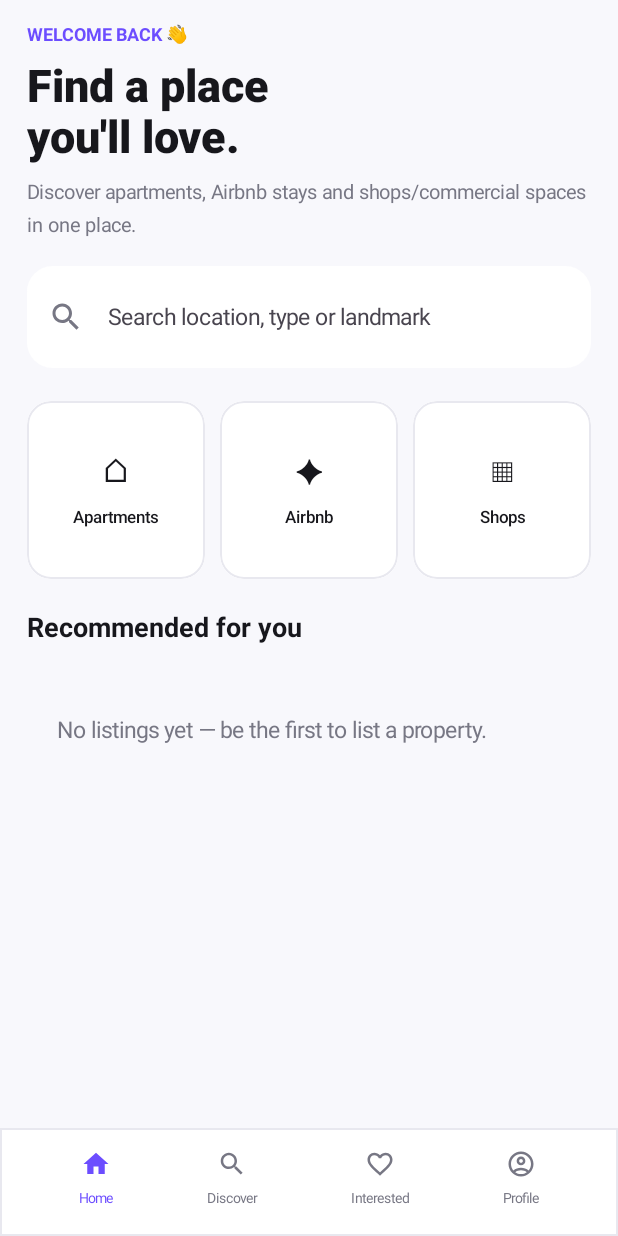
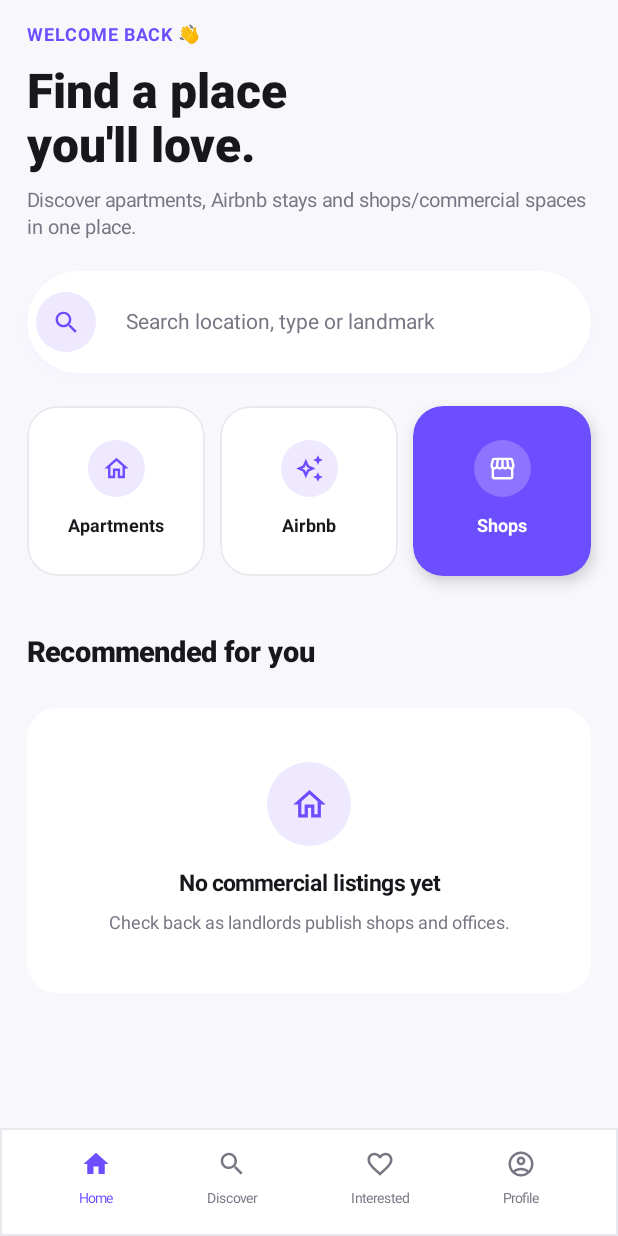
Before and after one commit to obsidianlabs101-spec/keja-app, an Android app built with Jetpack Compose: the screen it shows after launch (MainActivity), after a tap on "Home", on a phone screen of 412 x 824 dp. Run offline under Robolectric (Android 15) with nearby library versions, the phone set to English and light mode, and no system bars; network calls fail; pictures from the network do not load; 3 other taps on this screen came first.

Commit message:
Redesign Home screen (Android): elevated pill search bar with an icon chip and clear button, category cards now use real icons in circular chips with a solid-fill active state (was flat text glyphs + tint), a designed empty state, and breathing room restored between the categories and the ad banner.

```diff
--- a/android/app/src/main/java/com/keja/app/ui/screens/HomeScreen.kt
+++ b/android/app/src/main/java/com/keja/app/ui/screens/HomeScreen.kt
@@ -8,15 +8,24 @@ import androidx.compose.foundation.lazy.grid.GridCells
 import androidx.compose.foundation.lazy.grid.GridItemSpan
 import androidx.compose.foundation.lazy.grid.LazyVerticalGrid
 import androidx.compose.foundation.lazy.grid.items
+import androidx.compose.foundation.shape.CircleShape
 import androidx.compose.foundation.shape.RoundedCornerShape
 import androidx.compose.foundation.text.KeyboardActions
 import androidx.compose.foundation.text.KeyboardOptions
 import androidx.compose.material.icons.Icons
 import androidx.compose.material.icons.filled.Search
+import androidx.compose.material.icons.outlined.AutoAwesome
+import androidx.compose.material.icons.outlined.Close
+import androidx.compose.material.icons.outlined.Home
+import androidx.compose.material.icons.outlined.Storefront
 import androidx.compose.material3.*
 import androidx.compose.runtime.*
+import androidx.compose.ui.Alignment
 import androidx.compose.ui.Modifier
 import androidx.compose.ui.draw.clip
+import androidx.compose.ui.draw.shadow
+import androidx.compose.ui.graphics.Color
+import androidx.compose.ui.graphics.vector.ImageVector
 import androidx.compose.ui.platform.LocalContext
 import androidx.compose.ui.text.font.FontWeight
 import androidx.compose.ui.text.input.ImeAction
@@ -25,6 +34,7 @@ import androidx.compose.ui.unit.sp
 import com.keja.app.data.AppContainer
 import com.keja.app.data.model.Property
 import com.keja.app.ui.components.PropertyCard
+import com.keja.app.ui.theme.KejaShapes
 import com.keja.app.ui.theme.LocalKejaPalette
 import kotlinx.coroutines.launch
 
@@ -68,61 +78,41 @@ fun HomeScreen(onOpenProperty: (String) -> Unit, onOpenAlerts: () -> Unit = {})
     ) {
         item(span = { GridItemSpan(maxLineSpan) }) {
             Column {
-                Row(Modifier.fillMaxWidth(), horizontalArrangement = Arrangement.SpaceBetween, verticalAlignment = androidx.compose.ui.Alignment.CenterVertically) {
-                    Text("WELCOME BACK 👋", color = palette.primary, fontWeight = FontWeight.Bold, fontSize = 12.sp)
+                Row(Modifier.fillMaxWidth(), horizontalArrangement = Arrangement.SpaceBetween, verticalAlignment = Alignment.CenterVertically) {
+                    Text("WELCOME BACK 👋", color = palette.primary, fontWeight = FontWeight.Bold, fontSize = 12.sp, letterSpacing = 0.6.sp)
                     com.keja.app.ui.components.AlertBell(onClick = onOpenAlerts)
                 }
-                Spacer(Modifier.height(6.dp))
-                Text("Find a place\nyou'll love.", fontSize = 30.sp, fontWeight = FontWeight.ExtraBold, color = palette.text, lineHeight = 34.sp)
                 Spacer(Modifier.height(8.dp))
-                Text("Discover apartments, Airbnb stays and shops/commercial spaces in one place.", color = palette.muted, fontSize = 13.sp)
-                Spacer(Modifier.height(16.dp))
+                Text("Find a place\nyou'll love.", fontSize = 32.sp, fontWeight = FontWeight.ExtraBold, color = palette.text, lineHeight = 36.sp)
+                Spacer(Modifier.height(8.dp))
+                Text("Discover apartments, Airbnb stays and shops/commercial spaces in one place.", color = palette.muted, fontSize = 13.sp, lineHeight = 18.sp)
+                Spacer(Modifier.height(20.dp))
 
-                Row(
-                    Modifier
-                        .fillMaxWidth()
-                        .background(palette.card, RoundedCornerShape(17.dp))
-                        .padding(6.dp),
-                    verticalAlignment = androidx.compose.ui.Alignment.CenterVertically,
-                ) {
-                    Icon(Icons.Filled.Search, contentDescription = null, tint = palette.muted, modifier = Modifier.padding(start = 8.dp))
-                    OutlinedTextField(
-                        value = query,
-                        onValueChange = { query = it },
-                        placeholder = { Text("Search location, type or landmark") },
-                        singleLine = true,
-                        colors = OutlinedTextFieldDefaults.colors(
-                            focusedContainerColor = androidx.compose.ui.graphics.Color.Transparent,
-                            unfocusedContainerColor = androidx.compose.ui.graphics.Color.Transparent,
-                            focusedBorderColor = androidx.compose.ui.graphics.Color.Transparent,
-                            unfocusedBorderColor = androidx.compose.ui.graphics.Color.Transparent,
-                        ),
-                        keyboardOptions = KeyboardOptions(imeAction = ImeAction.Search),
-                        keyboardActions = KeyboardActions(onSearch = { load(query.ifBlank { null }) }),
-                        modifier = Modifier.weight(1f),
-                    )
-                }
+                HomeSearchBar(
+                    query = query,
+                    onQueryChange = { query = it },
+                    onSearch = { load(query.ifBlank { null }) },
+                )
+
                 Spacer(Modifier.height(22.dp))
                 CategoryRow(selected = selectedCategory, onSelect = { selectedCategory = if (selectedCategory == it) null else it })
+                Spacer(Modifier.height(18.dp))
                 com.keja.app.ui.components.AdBanner(placement = "home")
                 Spacer(Modifier.height(22.dp))
-                Text("Recommended for you", fontSize = 18.sp, fontWeight = FontWeight.Bold, color = palette.text)
+                Text("Recommended for you", fontSize = 19.sp, fontWeight = FontWeight.ExtraBold, color = palette.text)
                 Spacer(Modifier.height(12.dp))
             }
         }
 
         if (loading) {
             item(span = { GridItemSpan(maxLineSpan) }) {
-                Box(Modifier.fillMaxWidth().padding(30.dp), contentAlignment = androidx.compose.ui.Alignment.Center) {
+                Box(Modifier.fillMaxWidth().padding(30.dp), contentAlignment = Alignment.Center) {
                     com.keja.app.ui.components.KejaLoader()
                 }
             }
         } else if (displayedProperties.isEmpty()) {
             item(span = { GridItemSpan(maxLineSpan) }) {
-                Text(
-                    if (selectedCategory == "commercial") "No commercial listings yet — check back as landlords publish them." else "No listings yet — be the first to list a property.",
-                    color = palette.muted, modifier = Modifier.padding(20.dp),
-                )
+                EmptyHomeState(commercial = selectedCategory == "commercial")
             }
         } else {
             items(displayedProperties) { p ->
@@ -133,11 +123,97 @@ fun HomeScreen(onOpenProperty: (String) -> Unit, onOpenAlerts: () -> Unit = {})
 }
 
 @Composable
+private fun HomeSearchBar(query: String, onQueryChange: (String) -> Unit, onSearch: () -> Unit) {
+    val palette = LocalKejaPalette.current
+    Row(
+        Modifier
+            .fillMaxWidth()
+            .shadow(elevation = 10.dp, shape = KejaShapes.pill, ambientColor = palette.primary.copy(alpha = 0.15f), spotColor = palette.primary.copy(alpha = 0.15f))
+            .clip(KejaShapes.pill)
+            .background(palette.card)
+            .padding(6.dp),
+        verticalAlignment = Alignment.CenterVertically,
+    ) {
+        Box(
+            Modifier.size(40.dp).clip(CircleShape).background(palette.primaryLight),
+            contentAlignment = Alignment.Center,
+        ) {
+            Icon(Icons.Filled.Search, contentDescription = null, tint = palette.primary, modifier = Modifier.size(19.dp))
+        }
+        Spacer(Modifier.width(4.dp))
+        BasicTextFieldSearch(
+            query = query,
+            onQueryChange = onQueryChange,
+            onSearch = onSearch,
+            modifier = Modifier.weight(1f),
+        )
+        if (query.isNotEmpty()) {
+            IconButton(onClick = { onQueryChange("") }, modifier = Modifier.size(36.dp)) {
+                Icon(Icons.Outlined.Close, contentDescription = "Clear search", tint = palette.muted, modifier = Modifier.size(16.dp))
+            }
+            Spacer(Modifier.width(4.dp))
+        }
+    }
+}
+
+@Composable
+private fun BasicTextFieldSearch(query: String, onQueryChange: (String) -> Unit, onSearch: () -> Unit, modifier: Modifier = Modifier) {
+    val palette = LocalKejaPalette.current
+    TextField(
+        value = query,
+        onValueChange = onQueryChange,
+        placeholder = { Text("Search location, type or landmark", color = palette.muted, fontSize = 14.sp) },
+        singleLine = true,
+        textStyle = androidx.compose.ui.text.TextStyle(fontSize = 14.sp, color = palette.text),
+        colors = TextFieldDefaults.colors(
+            focusedContainerColor = Color.Transparent,
+            unfocusedContainerColor = Color.Transparent,
+            focusedIndicatorColor = Color.Transparent,
+            unfocusedIndicatorColor = Color.Transparent,
+            cursorColor = palette.primary,
+        ),
+        keyboardOptions = KeyboardOptions(imeAction = ImeAction.Search),
+        keyboardActions = KeyboardActions(onSearch = { onSearch() }),
+        modifier = modifier,
+    )
+}
+
+@Composable
+private fun EmptyHomeState(commercial: Boolean) {
+    val palette = LocalKejaPalette.current
+    Column(
+        Modifier
+            .fillMaxWidth()
+            .clip(KejaShapes.card)
+            .background(palette.card)
+            .padding(vertical = 36.dp, horizontal = 20.dp),
+        horizontalAlignment = Alignment.CenterHorizontally,
+    ) {
+        Box(Modifier.size(56.dp).clip(CircleShape).background(palette.primaryLight), contentAlignment = Alignment.Center) {
+            Icon(Icons.Outlined.Home, contentDescription = null, tint = palette.primary, modifier = Modifier.size(26.dp))
+        }
+        Spacer(Modifier.height(14.dp))
+        Text(
+            if (commercial) "No commercial listings yet" else "No listings yet",
+            fontWeight = FontWeight.Bold,
+            color = palette.text,
+        )
+        Spacer(Modifier.height(4.dp))
+        Text(
+            if (commercial) "Check back as landlords publish shops and offices." else "Be the first to list a property, or check back soon.",
+            fontSize = 12.sp,
+            color = palette.muted,
+            textAlign = androidx.compose.ui.text.style.TextAlign.Center,
+        )
+    }
+}
+
+@Composable
 private fun CategoryRow(selected: String?, onSelect: (String) -> Unit) {
     val categories = listOf(
-        Triple("apartments", "⌂", "Apartments"),
-        Triple("airbnb", "✦", "Airbnb"),
-        Triple("commercial", "▦", "Shops"),
+        Triple("apartments", Icons.Outlined.Home, "Apartments"),
+        Triple("airbnb", Icons.Outlined.AutoAwesome, "Airbnb"),
+        Triple("commercial", Icons.Outlined.Storefront, "Shops"),
     )
     Row(horizontalArrangement = Arrangement.spacedBy(10.dp), modifier = Modifier.fillMaxWidth()) {
         categories.forEach { (key, icon, label) ->
@@ -153,21 +229,27 @@ private fun CategoryRow(selected: String?, onSelect: (String) -> Unit) {
 }
 
 @Composable
-private fun CategorySquare(icon: String, label: String, active: Boolean, modifier: Modifier = Modifier, onClick: () -> Unit) {
+private fun CategorySquare(icon: ImageVector, label: String, active: Boolean, modifier: Modifier = Modifier, onClick: () -> Unit) {
     val palette = LocalKejaPalette.current
     Column(
         modifier
-            .aspectRatio(1f)
-            .clip(RoundedCornerShape(16.dp))
-            .background(if (active) palette.primaryLight else palette.card)
-            .border(1.dp, if (active) palette.primary else palette.border, RoundedCornerShape(16.dp))
+            .aspectRatio(1.05f)
+            .shadow(if (active) 6.dp else 0.dp, KejaShapes.card, ambientColor = palette.primary.copy(alpha = 0.2f))
+            .clip(KejaShapes.card)
+            .background(if (active) palette.primary else palette.card)
+            .border(1.dp, if (active) Color.Transparent else palette.border, KejaShapes.card)
             .clickable(onClick = onClick)
             .padding(10.dp),
-        horizontalAlignment = androidx.compose.ui.Alignment.CenterHorizontally,
+        horizontalAlignment = Alignment.CenterHorizontally,
         verticalArrangement = Arrangement.Center,
     ) {
-        Text(icon, fontSize = 22.sp, color = if (active) palette.primary else palette.text)
-        Spacer(Modifier.height(6.dp))
-        Text(label, fontSize = 11.sp, fontWeight = FontWeight.SemiBold, color = if (active) palette.primary else palette.text, maxLines = 1)
+        Box(
+            Modifier.size(38.dp).clip(CircleShape).background(if (active) Color.White.copy(alpha = 0.22f) else palette.primaryLight),
+            contentAlignment = Alignment.Center,
+        ) {
+            Icon(icon, contentDescription = null, tint = if (active) Color.White else palette.primary, modifier = Modifier.size(19.dp))
+        }
+        Spacer(Modifier.height(8.dp))
+        Text(label, fontSize = 12.sp, fontWeight = FontWeight.Bold, color = if (active) Color.White else palette.text, maxLines = 1)
     }
 }
```
